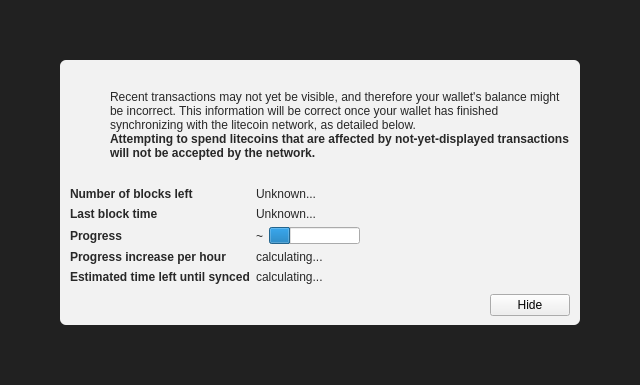
First picture: the form in src/qt/forms/modaloverlay.ui, repository 0xnim/netcoin, before the edit.
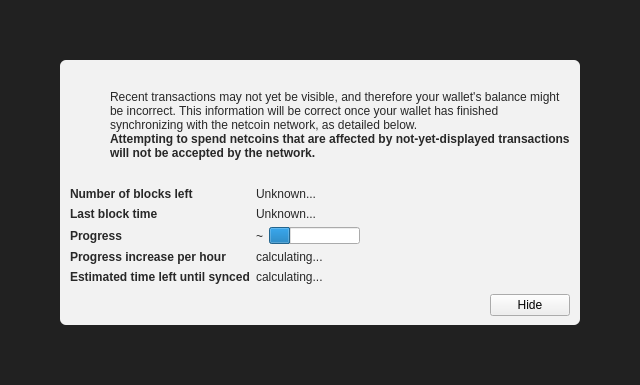
Second picture: the form after the edit. Icons and pictures are not drawn. Custom widgets are drawn as their Qt base class.

What changed in the file:
```diff
--- a/src/qt/forms/modaloverlay.ui
+++ b/src/qt/forms/modaloverlay.ui
@@ -130,7 +130,7 @@
              <item>
               <widget class="QLabel" name="infoText">
                <property name="text">
-                <string>Recent transactions may not yet be visible, and therefore your wallet's balance might be incorrect. This information will be correct once your wallet has finished synchronizing with the litecoin network, as detailed below.</string>
+                <string>Recent transactions may not yet be visible, and therefore your wallet's balance might be incorrect. This information will be correct once your wallet has finished synchronizing with the netcoin network, as detailed below.</string>
                </property>
                <property name="textFormat">
                 <enum>Qt::RichText</enum>
@@ -149,7 +149,7 @@
                 </font>
                </property>
                <property name="text">
-                <string>Attempting to spend litecoins that are affected by not-yet-displayed transactions will not be accepted by the network.</string>
+                <string>Attempting to spend netcoins that are affected by not-yet-displayed transactions will not be accepted by the network.</string>
                </property>
                <property name="textFormat">
                 <enum>Qt::RichText</enum>
```
